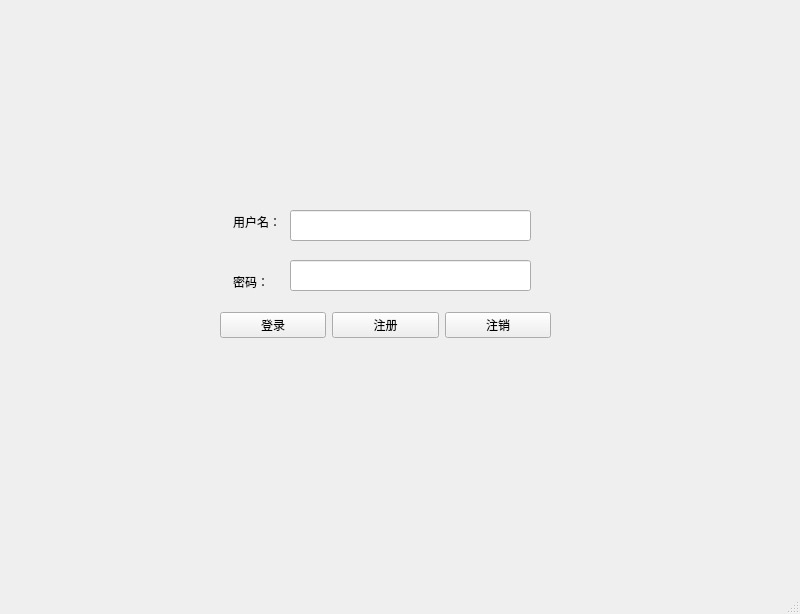
This is TcpClient/tcpclient.ui in Sunshine-llh/NetWorkDiskSystem as Qt 5 draws it before an edit. The edited form follows.
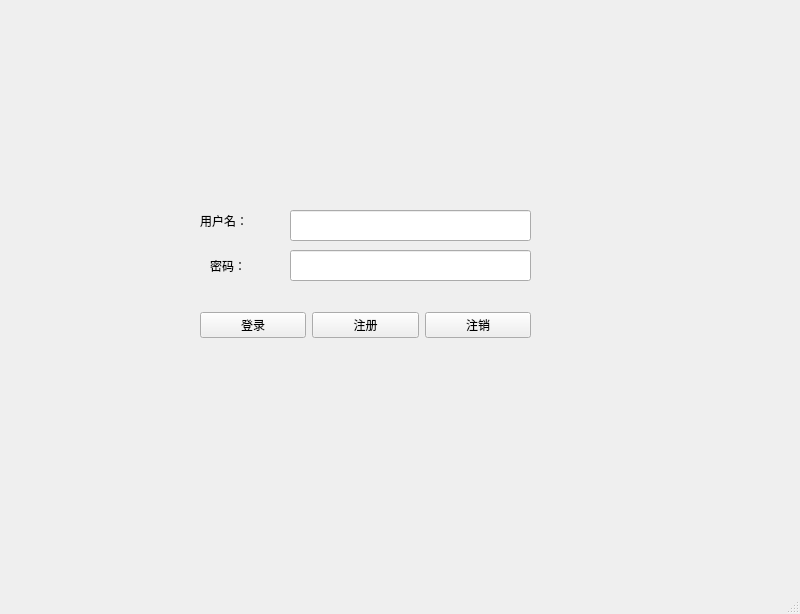
This is the edited form.

The edit to the form file:
```diff
--- a/TcpClient/tcpclient.ui
+++ b/TcpClient/tcpclient.ui
@@ -17,9 +17,9 @@
    <widget class="QLabel" name="label">
     <property name="geometry">
      <rect>
-      <x>233</x>
-      <y>211</y>
-      <width>61</width>
+      <x>200</x>
+      <y>210</y>
+      <width>81</width>
       <height>21</height>
      </rect>
     </property>
@@ -30,10 +30,10 @@
    <widget class="QLabel" name="label_2">
     <property name="geometry">
      <rect>
-      <x>233</x>
-      <y>272</y>
-      <width>61</width>
-      <height>20</height>
+      <x>210</x>
+      <y>250</y>
+      <width>91</width>
+      <height>31</height>
      </rect>
     </property>
     <property name="text">
@@ -54,7 +54,7 @@
     <property name="geometry">
      <rect>
       <x>290</x>
-      <y>260</y>
+      <y>250</y>
       <width>241</width>
       <height>31</height>
      </rect>
@@ -66,7 +66,7 @@
    <widget class="QWidget" name="layoutWidget">
     <property name="geometry">
      <rect>
-      <x>220</x>
+      <x>200</x>
       <y>300</y>
       <width>331</width>
       <height>51</height>
```
